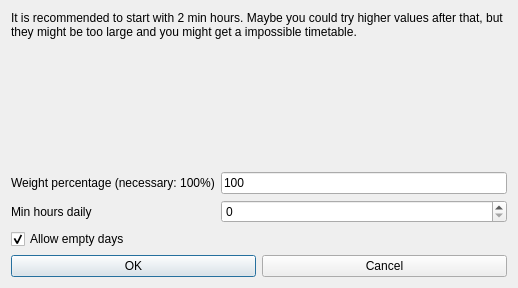
This is fet/src/interface/modifyconstraintteachersminhoursdailyform_template.ui in vonmecheln/fet as Qt 5 draws it before an edit. The edited form follows.
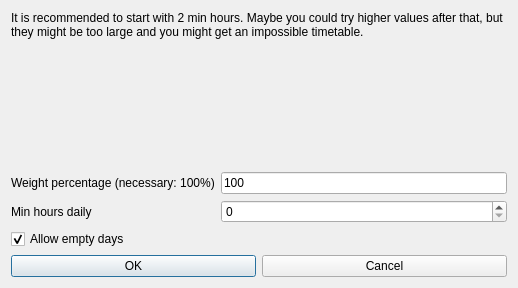
This is the edited form.

What changed in the file:
```diff
--- a/fet/src/interface/modifyconstraintteachersminhoursdailyform_template.ui
+++ b/fet/src/interface/modifyconstraintteachersminhoursdailyform_template.ui
@@ -29,7 +29,7 @@
       <enum>QFrame::Plain</enum>
      </property>
      <property name="text">
-      <string>It is recommended to start with 2 min hours. Maybe you could try higher values after that, but they might be too large and you might get a impossible timetable.</string>
+      <string>It is recommended to start with 2 min hours. Maybe you could try higher values after that, but they might be too large and you might get an impossible timetable.</string>
      </property>
      <property name="wordWrap">
       <bool>true</bool>
```
